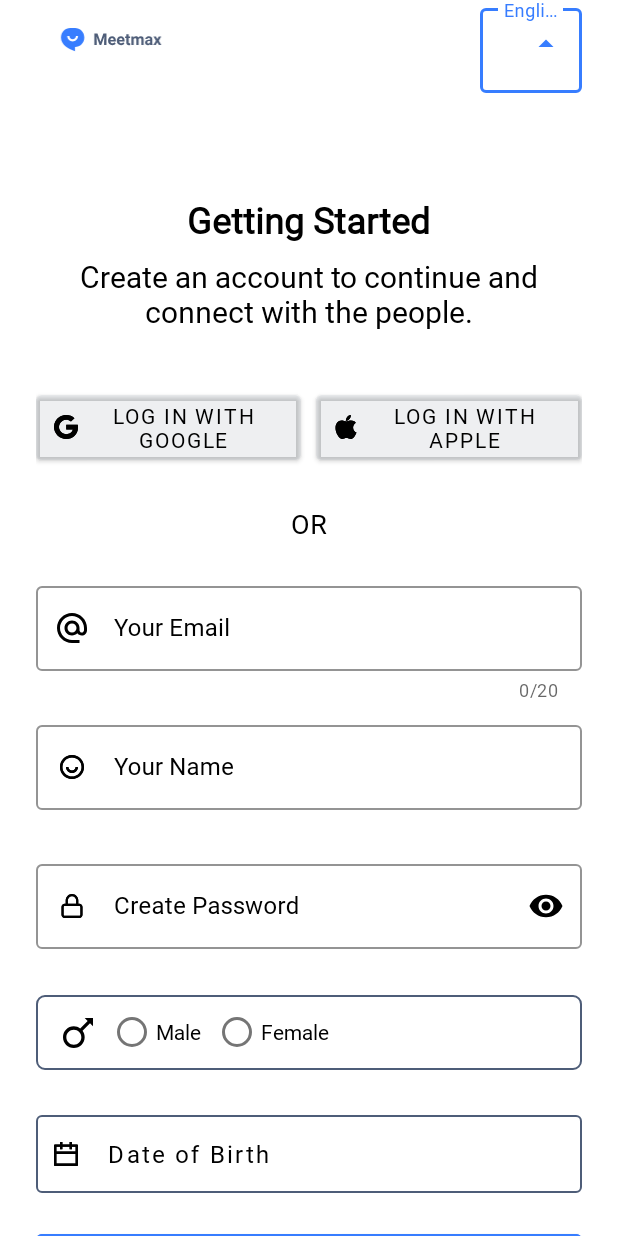
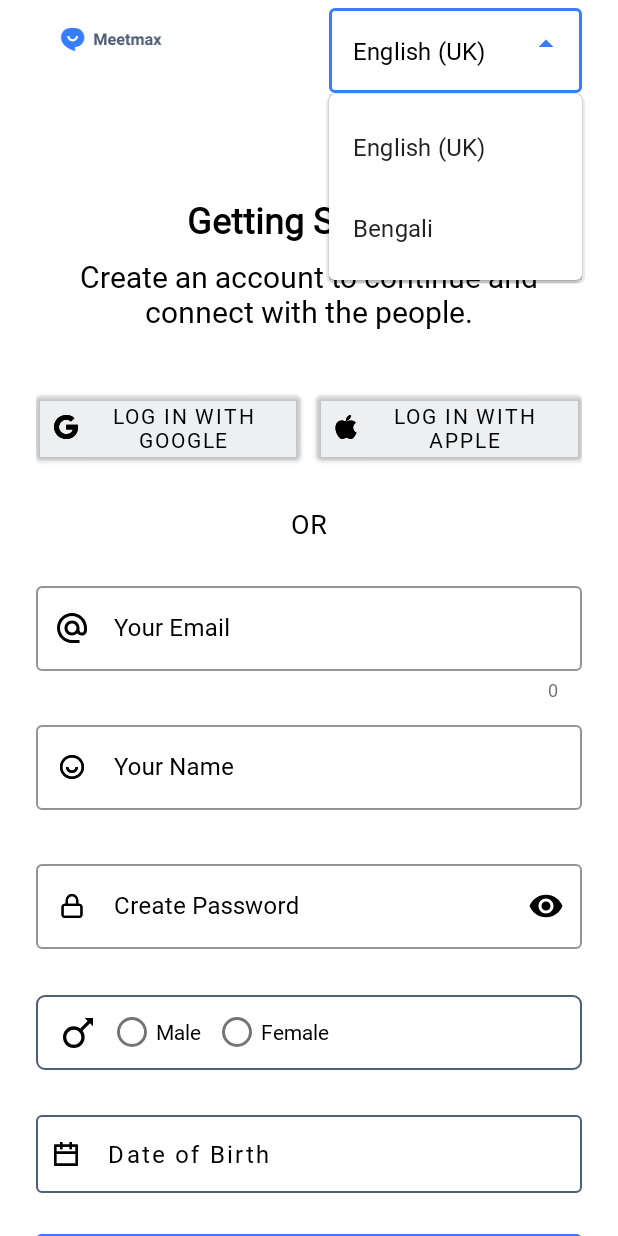
Before and after one commit to rafi-am7/Meetmax, an Android app: the screen it shows after launch (SignUp), after a tap on an icon or button, on a phone screen of 412 x 824 dp. Run offline under Robolectric (Android 15) with nearby library versions, the phone set to English and light mode, and no system bars; 3 other taps on this screen came first.

Commit message:
Sign Up Basic Functionalities

```diff
--- a/Meetmax/app/src/main/java/com/example/meetmax/SignUp.java
+++ b/Meetmax/app/src/main/java/com/example/meetmax/SignUp.java
@@ -1,6 +1,16 @@
 package com.example.meetmax;
 
+import android.content.Intent;
 import android.os.Bundle;
+import android.view.View;
+import android.widget.AdapterView;
+import android.widget.ArrayAdapter;
+import android.widget.AutoCompleteTextView;
+import android.widget.EditText;
+import android.widget.RadioButton;
+import android.widget.RadioGroup;
+import android.widget.TextView;
+import android.widget.Toast;
 
 import androidx.activity.EdgeToEdge;
 import androidx.appcompat.app.AppCompatActivity;
@@ -8,8 +18,24 @@ import androidx.core.graphics.Insets;
 import androidx.core.view.ViewCompat;
 import androidx.core.view.WindowInsetsCompat;
 
+import com.google.android.material.button.MaterialButton;
+import com.google.android.material.datepicker.MaterialDatePicker;
+
+import java.util.ArrayList;
+
 public class SignUp extends AppCompatActivity {
-
+    AutoCompleteTextView languageTextView;
+    EditText fullNameEditText, emailEditText, passwordEditText;
+    ArrayAdapter<String> languageAdapter;
+    MaterialButton signUpButton, logInWithGoogleButton, logInWithAppleButton, dateOfBirthButton;
+    TextView signInButton;
+    ArrayList<String> languageList;
+    MaterialDatePicker.Builder<Long> materialDateBuilder;
+    String birthdate,showDate;
+    public static String curLanguage;
+    String fullName, email, password;
+    RadioGroup genderRadioGroup;
+    RadioButton selectedRadioButton;
     @Override
     protected void onCreate(Bundle savedInstanceState) {
         super.onCreate(savedInstanceState);
@@ -20,7 +46,118 @@ public class SignUp extends AppCompatActivity {
             v.setPadding(systemBars.left, systemBars.top, systemBars.right, systemBars.bottom);
             return insets;
         });
+        fullNameEditText=findViewById(R.id.sign_up_fullname_textview);
+        emailEditText=findViewById(R.id.sign_up_email_text_view);
+        passwordEditText=findViewById(R.id.sign_up_password_text_view);
+        signUpButton=findViewById(R.id.sign_up_button);
+        logInWithAppleButton=findViewById(R.id.log_in_with_apple_button);
+        logInWithGoogleButton=findViewById(R.id.log_in_with_google_button);
+        signInButton=findViewById(R.id.sign_in_button);
+        dateOfBirthButton=findViewById(R.id.date_of_birth_button);
+        genderRadioGroup = findViewById(R.id.sign_up_gender_radio_group);
 
 
+
+        materialDateBuilder = MaterialDatePicker.Builder.datePicker();
+        //materialDateBuilder.setTitleText("Select Birth Date");
+        final MaterialDatePicker<Long> materialDatePicker = materialDateBuilder.build();
+
+        dateOfBirthButton.setOnClickListener(
+                new View.OnClickListener() {
+                    @Override
+                    public void onClick(View v) {
+                        materialDatePicker.show(getSupportFragmentManager(), "MATERIAL_DATE_PICKER");
+                    }
+                });
+
+        materialDatePicker.addOnPositiveButtonClickListener(
+                selection -> {
+                    birthdate = materialDatePicker.getHeaderText();
+                    showDate = "  "+birthdate;
+                    if(showDate!=null) {
+                        dateOfBirthButton.setText(showDate);
+                    }
+                });
+
+
+
+        languageList=new ArrayList<>();
+        curLanguage="English (UK)";
+        languageList.add("English (UK)");
+        languageList.add("Bengali");
+        languageTextView =findViewById(R.id.language_manu_text_view);
+        languageAdapter=new ArrayAdapter<>(this,R.layout.auto_complete_text_view_list,languageList);
+        languageTextView.setAdapter(languageAdapter);
+        if (languageList != null && !languageList.isEmpty()) {
+            languageTextView.setText(languageList.get(0), false);
+        }
+
+        languageTextView.setOnItemClickListener(new AdapterView.OnItemClickListener() {
+
+            @Override
+            public void onItemClick(AdapterView<?> parent, View view, int position, long id) {
+
+                curLanguage = parent.getItemAtPosition(position).toString();
+                setLanguage();
+            }
+        });
+
+        signInButton.setOnClickListener(new View.OnClickListener() {
+            @Override
+            public void onClick(View view) {
+                goToSignInActivity();
+
+            }
+        });
+        logInWithGoogleButton.setOnClickListener(new View.OnClickListener() {
+            @Override
+            public void onClick(View view) {
+                logInWithGoogle();
+            }
+        });
+        logInWithAppleButton.setOnClickListener(new View.OnClickListener() {
+            @Override
+            public void onClick(View view) {
+                logInWithApple();
+            }
+        });
+        signUpButton.setOnClickListener(new View.OnClickListener() {
+            @Override
+            public void onClick(View view) {
+                signUp();
+            }
+        });
     }
+    void goToSignInActivity()
+    {
+        Intent intent = new Intent(SignUp.this, SignIn.class);
+        startActivity(intent);
+    }
+    void signUp()
+    {
+        fullName=fullNameEditText.getText().toString();
+        email=emailEditText.getText().toString();
+        password=passwordEditText.getText().toString();
+        int selectedId = genderRadioGroup.getCheckedRadioButtonId();
+        if (selectedId != -1) {
+            RadioButton selectedRadioButton = findViewById(selectedId);
+            String selectedGender = selectedRadioButton.getText().toString();
+            Toast.makeText(this, "Selected Gender: " + selectedGender, Toast.LENGTH_SHORT).show();
+        } else {
+            Toast.makeText(this, "No gender selected", Toast.LENGTH_SHORT).show();
+        }
+
+    }
+    void setLanguage()
+    {
+    }
+    void logInWithGoogle()
+    {
+
+    }
+    void logInWithApple()
+    {
+
+    }
+
 }
--- a/Meetmax/app/src/main/res/layout/activity_sign_up.xml
+++ b/Meetmax/app/src/main/res/layout/activity_sign_up.xml
@@ -24,13 +24,10 @@
         android:layout_marginStart="24dp"
         android:layout_marginTop="10dp"
         android:textColorHint="@color/black"
-        app:boxStrokeColor="@color/colorPrimary"
-        app:startIconTint="@color/black"
-        app:hintTextColor="@color/colorPrimary"
-        app:iconTint="@color/colorPrimary"
+        app:hintTextColor="@color/black"
+        app:boxBackgroundColor="@color/white"
         app:helperTextTextColor="@color/red"
         android:layout_marginEnd="24dp"
-        android:hint="English(UK)"
         app:layout_constraintEnd_toEndOf="parent"
         app:layout_constraintLeft_toRightOf="@+id/sign_up_logo_with_text"
         tools:ignore="DuplicateIds,MissingConstraints">
@@ -172,13 +169,12 @@
 
 
             <com.google.android.material.textfield.TextInputLayout
-                android:id="@+id/diUserNameInputField"
+                android:id="@+id/sign_up_email"
                 style="@style/Widget.MaterialComponents.TextInputLayout.OutlinedBox"
                 android:layout_width="match_parent"
                 android:layout_height="wrap_content"
                 android:hint="Your Email"
                 app:counterEnabled="true"
-                app:counterMaxLength="20"
                 app:endIconMode="clear_text"
                 app:errorEnabled="true"
                 app:errorIconDrawable="@drawable/error"
@@ -196,7 +192,7 @@
 
                 <EditText
                     android:textColor="@color/black"
-                    android:id="@+id/diUserNameInput"
+                    android:id="@+id/sign_up_email_text_view"
                     android:layout_width="match_parent"
                     android:layout_height="wrap_content"
                     android:inputType="text">
@@ -207,7 +203,8 @@
 
 
             <com.google.android.material.textfield.TextInputLayout
-                android:id="@+id/diEmailLayout"
+                android:id="@+id/sign_up_full_name"
+                app:counterMaxLength="20"
                 style="@style/Widget.MaterialComponents.TextInputLayout.OutlinedBox"
                 android:layout_width="match_parent"
                 android:layout_height="wrap_content"
@@ -224,13 +221,13 @@
                 app:hintEnabled="true"
                 app:layout_constraintEnd_toEndOf="parent"
                 app:layout_constraintStart_toStartOf="parent"
-                app:layout_constraintTop_toBottomOf="@+id/diUserNameInputField"
+                app:layout_constraintTop_toBottomOf="@+id/sign_up_email"
                 app:startIconDrawable="@drawable/ic_smile"
 
                 android:layout_marginTop="10dp">
 
                 <EditText
-                    android:id="@+id/diEmailInput"
+                    android:id="@+id/sign_up_fullname_textview"
                     android:textColor="@color/black"
                     android:layout_width="match_parent"
                     android:layout_height="wrap_content"
@@ -240,7 +237,7 @@
 
 
             <com.google.android.material.textfield.TextInputLayout
-                android:id="@+id/diPasswordLayout"
+                android:id="@+id/sign_up_password"
                 style="@style/Widget.MaterialComponents.TextInputLayout.OutlinedBox"
                 android:layout_width="match_parent"
                 android:layout_height="wrap_content"
@@ -256,14 +253,14 @@
                 app:passwordToggleTint="@color/black"
                 app:layout_constraintEnd_toEndOf="parent"
                 app:layout_constraintStart_toStartOf="parent"
-                app:layout_constraintTop_toBottomOf="@+id/diEmailLayout"
+                app:layout_constraintTop_toBottomOf="@+id/sign_up_full_name"
                 app:passwordToggleEnabled="true"
                 app:startIconDrawable="@drawable/ic_lock"
 
                 android:layout_marginTop="10dp">
 
                 <EditText
-                    android:id="@+id/diPasswordInput"
+                    android:id="@+id/sign_up_password_text_view"
                     android:textColor="@color/black"
                     android:layout_width="match_parent"
                     android:layout_height="wrap_content"
@@ -272,7 +269,7 @@
             </com.google.android.material.textfield.TextInputLayout>
 
             <com.google.android.material.textfield.TextInputLayout
-                android:id="@+id/diGenderMenu"
+                android:id="@+id/sign_up_gender"
                 style="@style/Widget.MaterialComponents.TextInputLayout.OutlinedBox"
                 android:layout_width="match_parent"
                 android:layout_height="wrap_content"
@@ -285,8 +282,7 @@
                 android:background="@drawable/button_bg_hollow"
                 app:layout_constraintStart_toStartOf="parent"
                 app:layout_constraintEnd_toEndOf="parent"
-                app:layout_constraintTop_toBottomOf="@+id/diPasswordLayout"
-
+                app:layout_constraintTop_toBottomOf="@+id/sign_up_password"
                 android:layout_marginTop="10dp">
 
                 <RelativeLayout
@@ -305,6 +301,7 @@
                         android:src="@drawable/ic_gender" />
 
                     <RadioGroup
+                        android:id="@+id/sign_up_gender_radio_group"
                         android:layout_width="wrap_content"
                         android:layout_height="wrap_content"
                         android:layout_toEndOf="@id/icon_gender"
@@ -313,7 +310,7 @@
                         android:orientation="horizontal">
 
                         <RadioButton
-                            android:id="@+id/radio_male"
+                            android:id="@+id/sign_up_radio_male"
                             android:layout_width="wrap_content"
                             android:layout_height="wrap_content"
                             android:textColor="@color/black"
@@ -321,7 +318,7 @@
                             android:text="Male" />
 
                         <RadioButton
-                            android:id="@+id/radio_female"
+                            android:id="@+id/sign_up_radio_female"
                             android:layout_width="wrap_content"
                             android:textSize="14sp"
                             android:layout_marginStart="8dp"
@@ -335,7 +332,7 @@
 
 
             <com.google.android.material.button.MaterialButton
-                android:id="@+id/diPickBirthDateButton"
+                android:id="@+id/date_of_birth_button"
                 style="@style/Widget.MaterialComponents.Button.OutlinedButton.Icon"
                 android:layout_width="match_parent"
                 android:layout_height="64dp"
@@ -356,7 +353,7 @@
                 app:icon="@drawable/ic_calender"
                 app:layout_constraintStart_toStartOf="parent"
                 app:layout_constraintEnd_toEndOf="parent"
-                app:layout_constraintTop_toBottomOf="@+id/diGenderMenu"
+                app:layout_constraintTop_toBottomOf="@+id/sign_up_gender"
 
                 android:layout_marginTop="24dp"/>
 
@@ -375,7 +372,7 @@
                 app:iconTint="@color/white"
                 app:layout_constraintEnd_toEndOf="parent"
                 app:layout_constraintStart_toStartOf="parent"
-                app:layout_constraintTop_toBottomOf="@+id/diPickBirthDateButton" />
+                app:layout_constraintTop_toBottomOf="@+id/date_of_birth_button" />
             <LinearLayout
                 android:layout_width="wrap_content"
                 android:orientation="horizontal"
@@ -391,6 +388,7 @@
                     android:layout_marginRight="10dp"
                     android:layout_height="wrap_content"/>
                 <TextView
+                    android:id="@+id/sign_in_button"
                     android:layout_width="wrap_content"
                     android:layout_height="wrap_content"
                     android:textSize="18sp"
--- /dev/null
+++ b/Meetmax/app/src/main/res/layout/auto_complete_text_view_list.xml
@@ -0,0 +1,11 @@
+<?xml version="1.0" encoding="utf-8"?>
+<TextView
+    xmlns:android="http://schemas.android.com/apk/res/android"
+    android:id="@+id/test_list"
+    android:layout_width="match_parent"
+    android:layout_height="wrap_content"
+    android:padding="16dp"
+    android:ellipsize="end"
+    android:maxLines="1"
+    android:textAppearance="?attr/textAppearanceSubtitle1">
+</TextView>
```
Also changed, not shown: Meetmax/app/src/main/res/layout/language_list.xml (added, +11 -0 lines).
